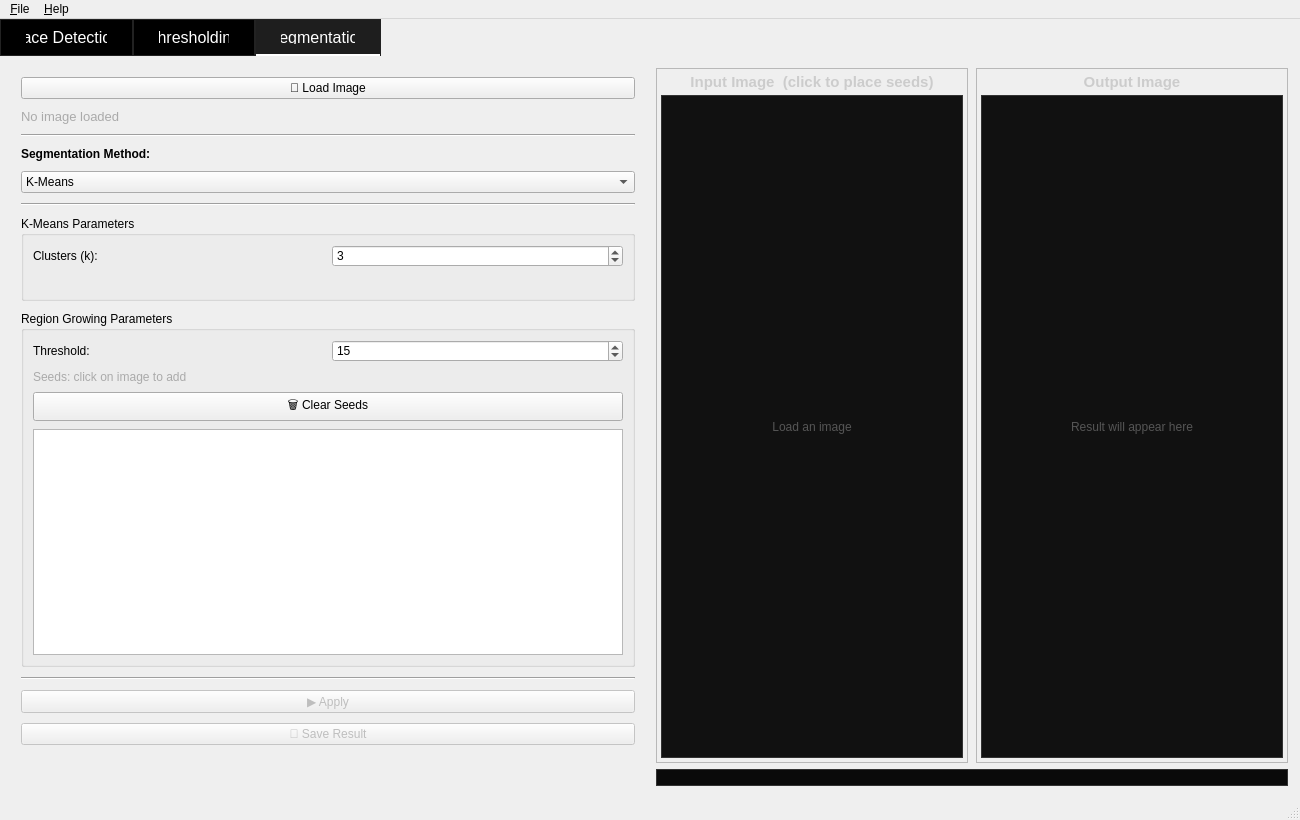
Shahd-Ayman5/face-and-segmentation-toolkit, file ui/main.ui: the form before one commit.
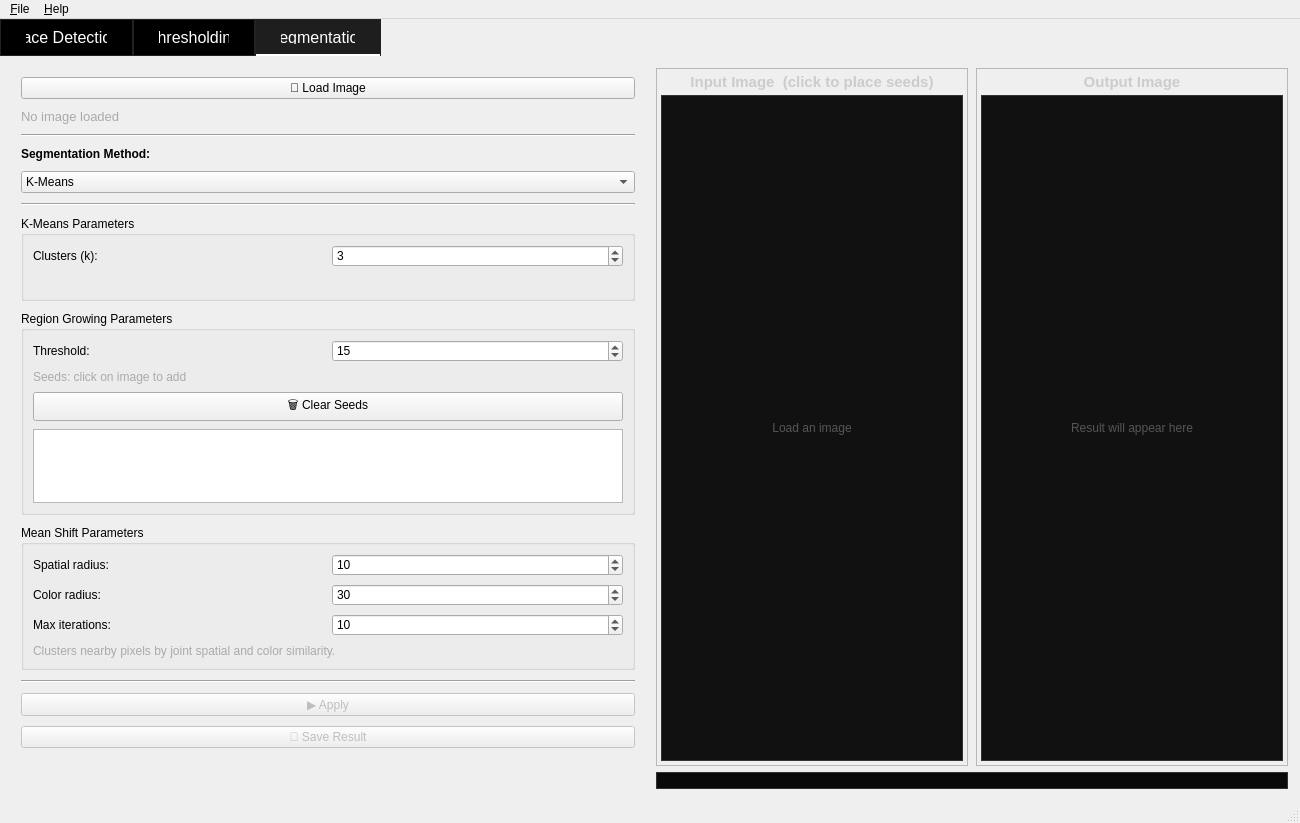
The form after the commit. The open tabs and pages were chosen to show the change.

Commit message: Add Otsu thresholding & mean shift segmentation

Patch:
```diff
--- a/ui/main.ui
+++ b/ui/main.ui
@@ -404,6 +404,65 @@
             </widget>
            </item>
 
+                                    <!-- ── MEAN SHIFT PARAMS GROUP (hidden by default) ── -->
+                                    <item>
+                                          <widget class="QGroupBox" name="meanShiftParamsGroup">
+                                           <property name="title"><string>Mean Shift Parameters</string></property>
+                                           <property name="visible"><bool>false</bool></property>
+                                           <layout class="QVBoxLayout">
+                                                 <property name="spacing"><number>8</number></property>
+
+                                                 <item>
+                                                  <layout class="QHBoxLayout">
+                                                        <item><widget class="QLabel" name="msSpatialLbl"><property name="text"><string>Spatial radius:</string></property></widget></item>
+                                                        <item>
+                                                         <widget class="QSpinBox" name="msSpatialSpin">
+                                                               <property name="minimum"><number>1</number></property>
+                                                               <property name="maximum"><number>50</number></property>
+                                                               <property name="value"><number>10</number></property>
+                                                         </widget>
+                                                        </item>
+                                                  </layout>
+                                                 </item>
+
+                                                 <item>
+                                                  <layout class="QHBoxLayout">
+                                                        <item><widget class="QLabel" name="msColorLbl"><property name="text"><string>Color radius:</string></property></widget></item>
+                                                        <item>
+                                                         <widget class="QSpinBox" name="msColorSpin">
+                                                               <property name="minimum"><number>1</number></property>
+                                                               <property name="maximum"><number>100</number></property>
+                                                               <property name="value"><number>30</number></property>
+                                                         </widget>
+                                                        </item>
+                                                  </layout>
+                                                 </item>
+
+                                                 <item>
+                                                  <layout class="QHBoxLayout">
+                                                        <item><widget class="QLabel" name="msIterLbl"><property name="text"><string>Max iterations:</string></property></widget></item>
+                                                        <item>
+                                                         <widget class="QSpinBox" name="msIterSpin">
+                                                               <property name="minimum"><number>1</number></property>
+                                                               <property name="maximum"><number>50</number></property>
+                                                               <property name="value"><number>10</number></property>
+                                                         </widget>
+                                                        </item>
+                                                  </layout>
+                                                 </item>
+
+                                                 <item>
+                                                  <widget class="QLabel" name="msInfoLbl">
+                                                        <property name="text"><string>Clusters nearby pixels by joint spatial and color similarity.</string></property>
+                                                        <property name="wordWrap"><bool>true</bool></property>
+                                                        <property name="styleSheet"><string>color:#aaa; font-size:9pt;</string></property>
+                                                  </widget>
+                                                 </item>
+
+                                           </layout>
+                                          </widget>
+                                    </item>
+
            <item><widget class="QFrame" name="segSep3"><property name="frameShape"><enum>QFrame::HLine</enum></property><property name="frameShadow"><enum>QFrame::Sunken</enum></property></widget></item>
 
            <item>
```
Left out of the diff: 2 changed lines with no effect on the pictures. The commit also changes 16 other files.
